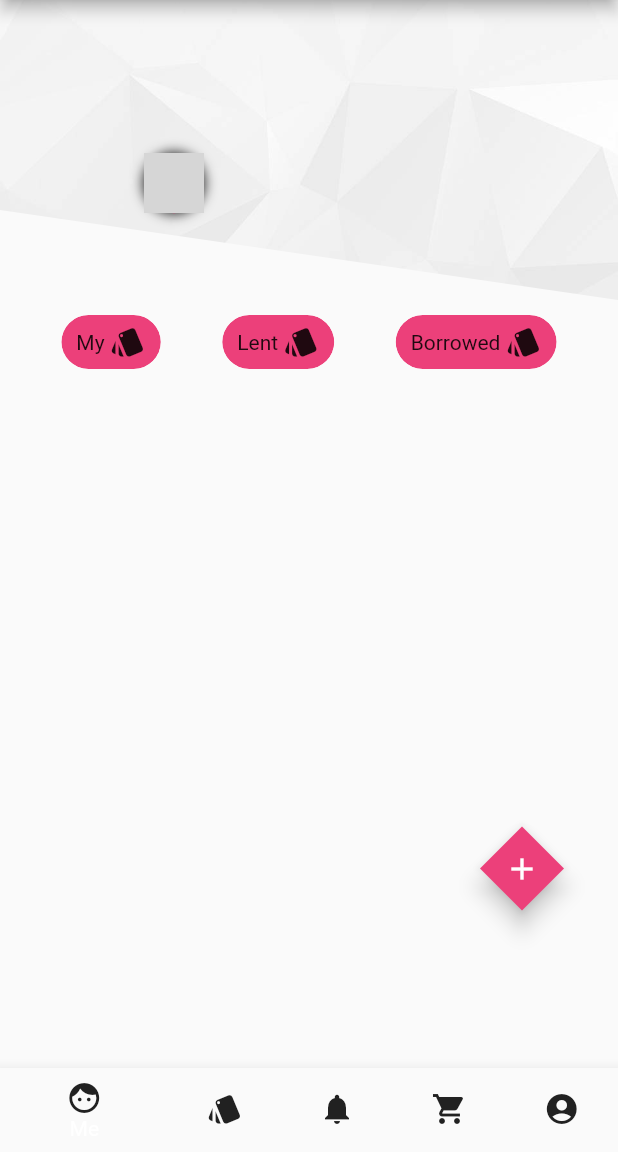
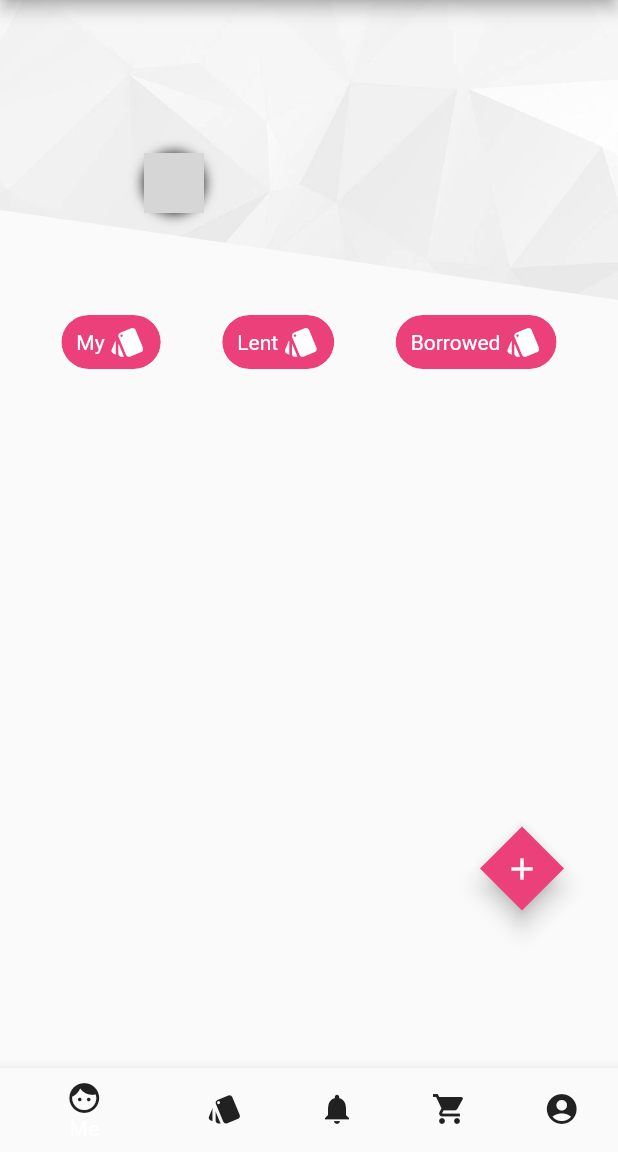
Before and after one commit to Tomino98sv/wardrobeAndroid, a Flutter app: the HomePage screen opened by its route, on a phone screen of 412 x 824 dp, the part 84-1236 px from its top. Run offline on Flutter 3.47's test engine with Material 2 defaults, Android fonts, the phone set to English and light mode, and no system bars; our stand-ins replace cached_network_image, cloud_firestore, firebase_auth, firebase_storage, flutter_slidable, google_sign_in and 2 more; missing offline and left inert: flutter_advanced_networkimage; accounts and stored records are empty; network calls fail; Roboto replaces fonts that are missing (Quicksand); grey boxes are pictures that could not be loaded.

Commit message:
colors changed 2

```diff
--- a/lib/bl/Pages/wardrobeTabbar.dart
+++ b/lib/bl/Pages/wardrobeTabbar.dart
@@ -22,8 +22,8 @@ class _WardrobeTabBarState extends State<WardrobeTabBar> {
         WardrobeTab(
           textW: Row(
             children: <Widget>[
-              Text("My "),
-              Icon(Icons.style)
+              Text("My ", style: TextStyle(color: Colors.white),),
+              Icon(Icons.style, color: Colors.white)
             ],
           ),
           position: 0,
@@ -32,8 +32,8 @@ class _WardrobeTabBarState extends State<WardrobeTabBar> {
         WardrobeTab(
           textW: Row(
             children: <Widget>[
-              Text("Lent ", style: TextStyle(),),
-              Icon(Icons.style)
+              Text("Lent ", style: TextStyle(color: Colors.white),),
+              Icon(Icons.style,color: Colors.white)
             ],
           ),
           position: 1,
@@ -42,8 +42,8 @@ class _WardrobeTabBarState extends State<WardrobeTabBar> {
         WardrobeTab(
           textW: Row(
             children: <Widget>[
-              Text("Borrowed "),
-              Icon(Icons.style)
+              Text("Borrowed ", style: TextStyle(color: Colors.white)),
+              Icon(Icons.style, color: Colors.white,)
             ],
           ),
           position: 2,
--- a/lib/db/FirestoreManager.dart
+++ b/lib/db/FirestoreManager.dart
@@ -187,7 +187,7 @@ class _ItemsListState extends State<ItemsList> {
 
 }
 
-
+//ked chces vybrat user pre borrow
 class UserList extends StatelessWidget {
   DocumentSnapshot item;
 
@@ -205,7 +205,7 @@ class UserList extends StatelessWidget {
             default:
               return Scaffold(
                   appBar: AppBar(
-                  title: Text("Fashionistas"),
+                  title: Text("Fashionistas", style: TextStyle(color: Colors.white),),
                   ),
                 body: new ListView(
                     children: snapshot.data.documents
@@ -363,7 +363,7 @@ class Item {
   });
 
 }
-
+// 5. screen
 class UserListHome extends StatelessWidget {
 
   @override
--- a/lib/db/editItem.dart
+++ b/lib/db/editItem.dart
@@ -98,6 +98,7 @@ class _State extends State<EditItem> {
   Widget build(BuildContext context) {
     return Scaffold(
       appBar: new AppBar(
+        iconTheme: IconThemeData(color: Colors.white),
         title: new Text('Edit Item',
           style: TextStyle(
               color: Colors.white
--- a/lib/db/userInfo.dart
+++ b/lib/db/userInfo.dart
@@ -30,6 +30,7 @@ class UserInfoList extends StatelessWidget{
           default:
             return Scaffold(
               appBar: AppBar(
+                iconTheme: IconThemeData(color: Colors.white),
                 title: Text(userInfo['name'], style: TextStyle(color: Colors.white)),
               ),
                  body: new Center(
@@ -309,6 +310,7 @@ class _UserInfoList2 extends State<UserInfoList2>{
             default:
               return Scaffold(
                 appBar: AppBar(
+                  iconTheme: IconThemeData(color: Colors.white),
                   title: Text(userInfo['name'], style:TextStyle(color: Colors.white)),
                 ),
                 body:
--- a/lib/ui/homePage.dart
+++ b/lib/ui/homePage.dart
@@ -65,12 +65,12 @@ class _HomeState extends State<HomePage> {
       child: Scaffold(
         backgroundColor: Colors.white,
         appBar: AppBar(
-          title: Text('Wardrobe'),
+          title: Text('Wardrobe', style: TextStyle(color: Colors.white),),
           actions: <Widget>[
             _page != 4
                 ? Container()
                 : IconButton(
-                    icon: Icon(Icons.search),
+                    icon: Icon(Icons.search, color: Colors.white,),
                     onPressed: () {
                       showSearch(
                         context: context,
@@ -82,7 +82,7 @@ class _HomeState extends State<HomePage> {
             _page != 1
                 ? Container()
                 : IconButton(
-                    icon: Icon(Icons.search),
+                    icon: Icon(Icons.search,color: Colors.white,),
                     onPressed: () {
                       showSearch(
                         context: context,
@@ -94,7 +94,7 @@ class _HomeState extends State<HomePage> {
             _page != 1
                 ? Container()
                 : IconButton(
-                    icon: Icon(Icons.filter_list),
+                    icon: Icon(Icons.filter_list, color: Colors.white,),
                     onPressed: () {
                       GlobalKey key = (_options[_page] as AllDressesList).key;
                       DressesListState state =
@@ -131,23 +131,23 @@ class _HomeState extends State<HomePage> {
           items: <BottomNavigationBarItem>[
             BottomNavigationBarItem(
               icon: new Icon(Icons.face, color: Colors.grey[900]),
-              title: new Text('Me'),
+              title: new Text('Me', style: TextStyle(color: Colors.black),),
             ),
             BottomNavigationBarItem(
               icon: new Icon(Icons.style, color: Colors.grey[900]),
-              title: new Text('Dresses'),
+              title: new Text('Dresses',style: TextStyle(color: Colors.black),),
             ),
             BottomNavigationBarItem(
               icon: new Icon(Icons.notifications, color: Colors.grey[900]),
-              title: new Text('Alerts'),
+              title: new Text('Alerts',style: TextStyle(color: Colors.black),),
             ),
             BottomNavigationBarItem(
               icon: new Icon(Icons.shopping_cart, color: Colors.grey[900]),
-              title: new Text('Deals'),
+              title: new Text('Deals', style: TextStyle(color: Colors.black),),
             ),
             BottomNavigationBarItem(
-                icon: new Icon(Icons.account_circle, color: Colors.grey[900]),
-                title: new Text('Users'))
+                icon: new Icon(Icons.account_circle, color:Colors.grey[900]),
+                title: new Text('Users', style: TextStyle(color: Colors.black),))
           ],
           currentIndex: _page,
           onTap: onPageChanged,
@@ -266,7 +266,8 @@ class _HomeState extends State<HomePage> {
             fontFamily: 'Quicksand',
             indicatorColor: Colors.blueGrey,
             brightness: Brightness.light,
-            textTheme: TextTheme(subhead: TextStyle(color: Colors.white))
+            textTheme: TextTheme(subhead: TextStyle(color: Colors.black)),
+          iconTheme: IconThemeData(color: Colors.white)
         ));
   }
 
@@ -274,7 +275,7 @@ class _HomeState extends State<HomePage> {
     return DemoTheme(
         'dark',
         new ThemeData(
-         // textTheme: TextTheme(subhead: TextStyle(color: Colors.white),),
+          textTheme: TextTheme(subhead: TextStyle(color: Colors.white),),
           primaryColor: Colors.black,
           scaffoldBackgroundColor: Colors.black54,
           accentColor: Colors.black45,
```
Also changed, not shown: lib/main.dart (+0 -21 lines).
